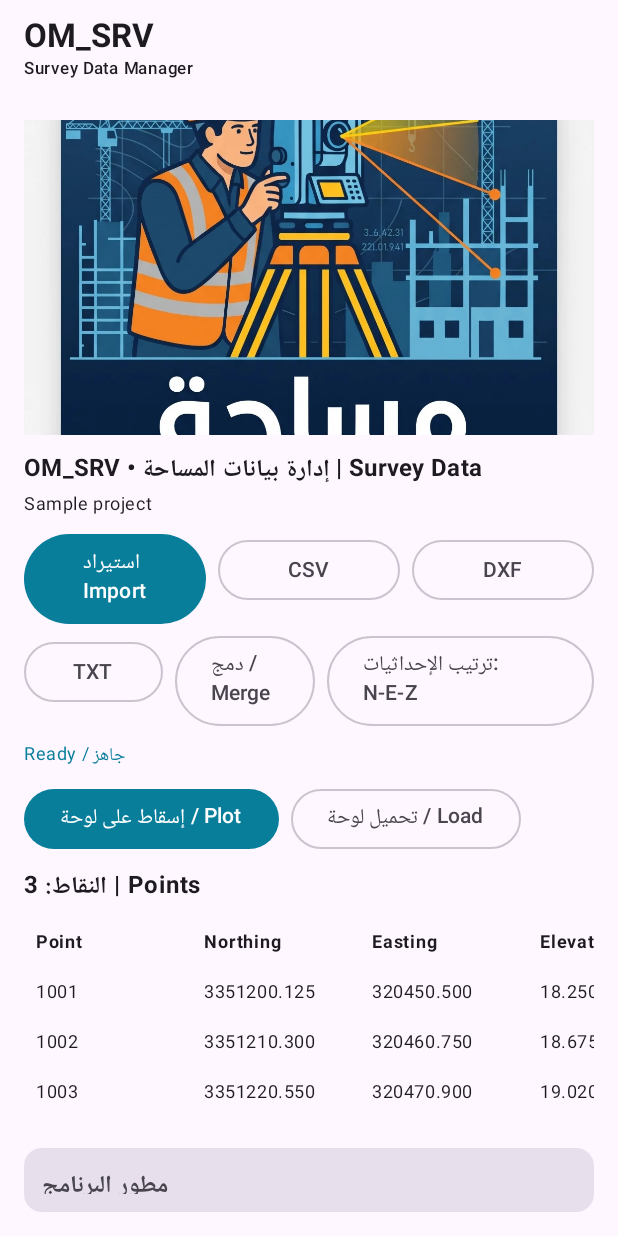
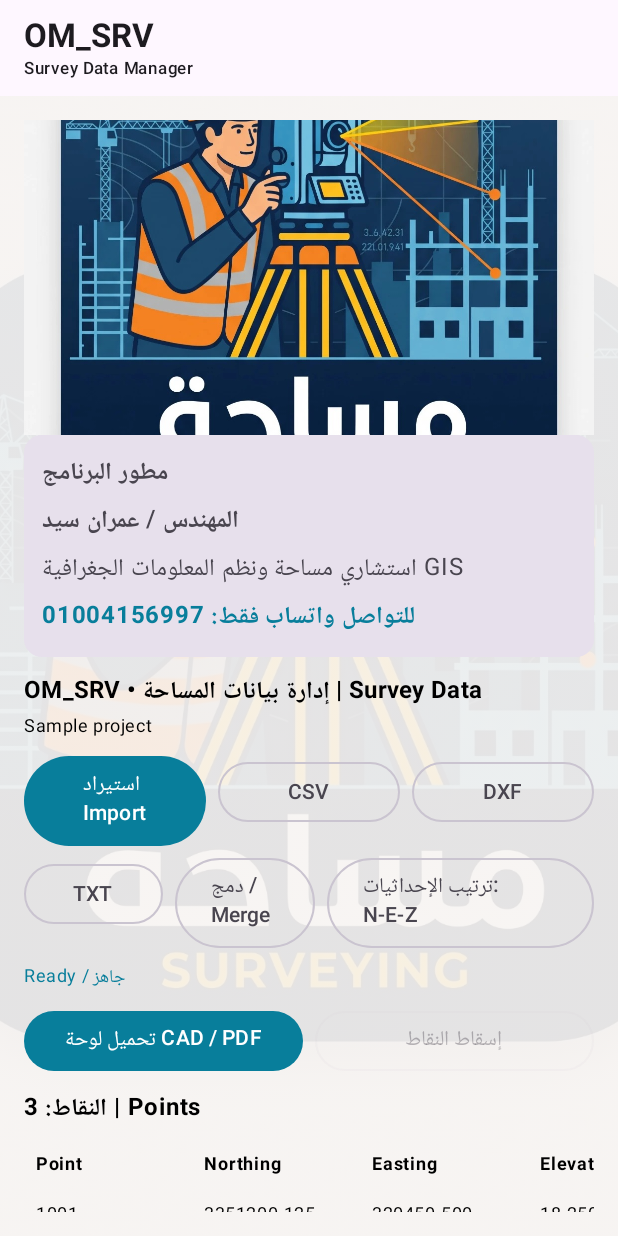
Before and after one commit to omranesniga666-art/OM_SRV, an Android app built with Jetpack Compose: the screen it shows after launch (MainActivity), on a phone screen of 412 x 824 dp. Run offline under Robolectric (Android 15) with nearby library versions, the phone set to English and light mode, and no system bars.

Commit message:
Add files via upload
Update OM_SRV to v0.6.0

```diff
--- a/app/src/main/java/com/omsrv/app/MainActivity.kt
+++ b/app/src/main/java/com/omsrv/app/MainActivity.kt
@@ -17,6 +17,7 @@ import androidx.activity.compose.setContent
 import androidx.activity.compose.rememberLauncherForActivityResult
 import androidx.activity.result.contract.ActivityResultContracts
 import androidx.compose.foundation.horizontalScroll
+import androidx.compose.foundation.verticalScroll
 import android.content.Intent
 import androidx.compose.ui.platform.LocalContext
 import androidx.compose.ui.res.painterResource
@@ -25,6 +26,8 @@ import androidx.compose.foundation.clickable
 import androidx.compose.foundation.Image
 import androidx.compose.foundation.Canvas
 import androidx.compose.foundation.gestures.detectTapGestures
+import androidx.compose.foundation.gestures.detectTransformGestures
+import androidx.compose.ui.graphics.graphicsLayer
 import androidx.compose.foundation.layout.fillMaxWidth
 import androidx.compose.foundation.layout.height
 import androidx.compose.foundation.background
@@ -236,7 +239,13 @@ fun OMSrvScreen(
 ) {
     var order by remember { mutableStateOf("N-E-Z") }
     var showPlotter by remember { mutableStateOf(false) }
+    var showCadWorkspace by remember { mutableStateOf(false) }
+    if (showCadWorkspace && drawingBitmap != null) {
+        CadWorkspaceScreen(bitmap = drawingBitmap, drawingName = drawingName, onBack = { showCadWorkspace = false })
+        return
+    }
     Scaffold(
+        containerColor = Color(0xFFF7F4F2),
         topBar = {
             TopAppBar(
                 title = {
@@ -248,13 +257,17 @@ fun OMSrvScreen(
             )
         }
     ) { padding ->
-        Column(Modifier.padding(padding).padding(16.dp).fillMaxSize()) {
+        Box(Modifier.fillMaxSize().padding(padding)) {
+            Image(painter = painterResource(id = R.drawable.om_srv_brand), contentDescription = null,
+                modifier = Modifier.fillMaxSize(), contentScale = ContentScale.Crop, alpha = 0.08f)
+            Column(Modifier.padding(16.dp).fillMaxSize().verticalScroll(rememberScrollState())) {
             Image(
                 painter = painterResource(id = R.drawable.om_srv_brand),
                 contentDescription = "OM_SRV Surveying",
                 modifier = Modifier.fillMaxWidth().height(210.dp),
                 contentScale = ContentScale.Crop
             )
+            DeveloperContactCard()
             Spacer(Modifier.height(10.dp))
             Text("OM_SRV • إدارة بيانات المساحة | Survey Data",
                 style = MaterialTheme.typography.titleMedium, fontWeight = FontWeight.Bold)
@@ -297,10 +310,16 @@ fun OMSrvScreen(
             Text(message, style = MaterialTheme.typography.bodySmall, color = MaterialTheme.colorScheme.primary)
             Spacer(Modifier.height(8.dp))
             Row(horizontalArrangement = Arrangement.spacedBy(8.dp)) {
-                Button(onClick = { showPlotter = !showPlotter }) {
-                    Text(if (showPlotter) "إخفاء اللوحة / Hide" else "إسقاط على لوحة / Plot")
+                Button(onClick = onLoadDrawing, modifier = Modifier.weight(1f)) { Text("تحميل لوحة CAD / PDF") }
+                OutlinedButton(onClick = { showPlotter = !showPlotter }, modifier = Modifier.weight(1f), enabled = drawingBitmap != null) {
+                    Text(if (showPlotter) "إخفاء الإسقاط" else "إسقاط النقاط")
                 }
-                OutlinedButton(onClick = onLoadDrawing) { Text("تحميل لوحة / Load") }
+            }
+            if (drawingBitmap != null) {
+                Button(onClick = { showCadWorkspace = true }, modifier = Modifier.fillMaxWidth()) {
+                    Text("فتح مساحة CAD للفحص والتكبير")
+                }
+                Text("اللوحة: $drawingName", style = MaterialTheme.typography.labelSmall)
             }
             if (showPlotter) {
                 DrawingPlotter(points = points, bitmap = drawingBitmap, drawingName = drawingName)
@@ -316,8 +335,7 @@ fun OMSrvScreen(
                             .forEach { HeaderCell(it) }
                     }
                     HorizontalDivider()
-                    LazyColumn {
-                        items(points) { p ->
+                    points.forEach { p ->
                         Row {
                             DataCell(p.point)
                             DataCell(fmt(if (order == "N-E-Z") p.northing else p.easting))
@@ -329,7 +347,6 @@ fun OMSrvScreen(
                     }
                 }
             }
-            }
             Spacer(Modifier.height(8.dp))
             Spacer(Modifier.height(12.dp))
             DeveloperContactCard()
@@ -338,6 +355,39 @@ fun OMSrvScreen(
                 style = MaterialTheme.typography.labelSmall,
                 color = MaterialTheme.colorScheme.onSurfaceVariant
             )
+            }
+        }
+    }
+}
+
+@Composable
+fun CadWorkspaceScreen(bitmap: Bitmap, drawingName: String, onBack: () -> Unit) {
+    var zoom by remember(bitmap) { mutableFloatStateOf(1f) }
+    var panX by remember(bitmap) { mutableFloatStateOf(0f) }
+    var panY by remember(bitmap) { mutableFloatStateOf(0f) }
+    androidx.activity.compose.BackHandler { onBack() }
+    Scaffold(containerColor = Color.Black, topBar = {
+        TopAppBar(title = { Column { Text("عارض اللوحات CAD", color = Color.White); Text(drawingName, color = Color.LightGray, style = MaterialTheme.typography.labelSmall) } },
+            navigationIcon = { IconButton(onClick = onBack) { Text("‹", color = Color.White, style = MaterialTheme.typography.headlineMedium) } },
+            actions = { TextButton(onClick = { zoom = 1f; panX = 0f; panY = 0f }) { Text("إعادة العرض", color = Color.Cyan) } },
+            colors = TopAppBarDefaults.topAppBarColors(containerColor = Color(0xFF111923)))
+    }) { padding ->
+        Column(Modifier.fillMaxSize().padding(padding)) {
+            Box(Modifier.weight(1f).fillMaxWidth().background(Color.Black).pointerInput(bitmap) {
+                detectTransformGestures { _, pan, factor, _ ->
+                    zoom = (zoom * factor).coerceIn(1f, 8f); panX += pan.x; panY += pan.y
+                }
+            }) {
+                Image(bitmap = bitmap.asImageBitmap(), contentDescription = "CAD drawing", contentScale = ContentScale.Fit,
+                    modifier = Modifier.fillMaxSize().graphicsLayer { scaleX = zoom; scaleY = zoom; translationX = panX; translationY = panY })
+                Text("تكبير بإصبعين وتحريك بإصبعين", modifier = Modifier.align(androidx.compose.ui.Alignment.BottomCenter)
+                    .padding(12.dp).background(Color(0x99000000)).padding(8.dp), color = Color.White)
+            }
+            Row(Modifier.fillMaxWidth().background(Color(0xFF111923)).padding(10.dp), horizontalArrangement = Arrangement.spacedBy(8.dp)) {
+                OutlinedButton(onClick = { zoom = (zoom / 1.25f).coerceAtLeast(1f) }, modifier = Modifier.weight(1f)) { Text("−", color = Color.White) }
+                OutlinedButton(onClick = { zoom = (zoom * 1.25f).coerceAtMost(8f) }, modifier = Modifier.weight(1f)) { Text("+", color = Color.White) }
+                Button(onClick = onBack, modifier = Modifier.weight(1f)) { Text("رجوع") }
+            }
         }
     }
 }
```
Also changed, not shown: app/build.gradle.kts (+2 -10 lines), 1 other file. Lines whose indentation alone changed are shown as unchanged.
